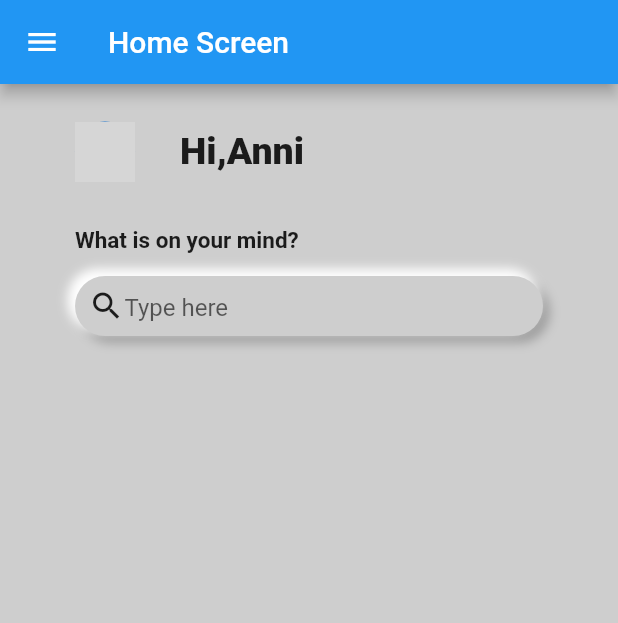
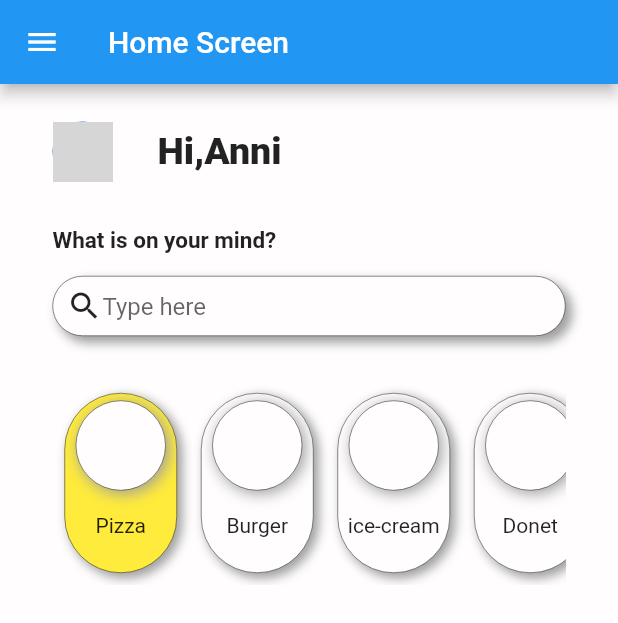
Before and after one commit to marhum438/practice, a Flutter app: the screen it shows after launch, on a phone screen of 412 x 824 dp. Shown: the top 623 px of the screen. Run offline on Flutter 3.47's test engine with Material 2 defaults, Android fonts, the phone set to English and light mode, and no system bars; drawn by our look-alikes of hidden_drawer_menu; our stand-ins replace carousel_slider; missing offline and left inert: enovatemarket; network calls fail; grey boxes are pictures that could not be loaded.

Commit message:
..............

```diff
--- a/lib/k_screens/hiddendrawer_screens/pages/home_page.dart
+++ b/lib/k_screens/hiddendrawer_screens/pages/home_page.dart
@@ -13,10 +13,10 @@ class _HomePageState extends State<HomePage> {
   @override
   Widget build(BuildContext context) {
     return Scaffold(
-      backgroundColor: Color.fromARGB(255, 206, 206, 206),
+      backgroundColor: Color.fromARGB(255, 255, 253, 253),
       drawer: Hiddendrawer(),
       body: Padding(
-        padding: EdgeInsets.symmetric(horizontal: 50.0, vertical: 25),
+        padding: EdgeInsets.symmetric(horizontal: 35.0, vertical: 25),
         child: Column(
           crossAxisAlignment: CrossAxisAlignment.start,
           children: [
@@ -50,7 +50,7 @@ class _HomePageState extends State<HomePage> {
               height: 40,
               width: double.infinity,
               decoration: BoxDecoration(
-                color:  Color.fromARGB(255, 206, 206, 206),
+                  color: Color.fromARGB(255, 255, 253, 253),
                   borderRadius: BorderRadius.circular(20),
                   boxShadow: [
                     BoxShadow(
@@ -58,14 +58,8 @@ class _HomePageState extends State<HomePage> {
                         offset: Offset(4.0, 4.0),
                         blurRadius: 5.0,
                         spreadRadius: 0.5),
-                    BoxShadow(
-                        color: Colors.white,
-                        offset: Offset(-4.0, -4.0),
-                        blurRadius: 5.0,
-                        spreadRadius: 1.0)
                   ],
-                //  border: Border.all(width: 2, color: Colors.yellow)
-                  ),
+                  border: Border.all(width: 0.3, color: Colors.black)),
               child: Padding(
                 padding: const EdgeInsets.symmetric(horizontal: 9.0),
                 child: Row(
@@ -84,9 +78,78 @@ class _HomePageState extends State<HomePage> {
             SizedBox(
               height: 30,
             ),
+            SingleChildScrollView(
+              scrollDirection: Axis.horizontal,
+              child: Row(
+                children: [
+                  stack("Pizza", Colors.yellow),
+                  stack("Burger", Color.fromARGB(255, 255, 253, 253)),
+                  stack("ice-cream", Color.fromARGB(255, 255, 253, 253)),
+                  stack("Donet", Color.fromARGB(255, 255, 253, 253)),
+
+
+                  stack("Burger", Color.fromARGB(255, 255, 253, 253)),
+                  stack("ice-cream", Color.fromARGB(255, 255, 253, 253)),
+                  stack("Donet", Color.fromARGB(255, 255, 253, 253)),
+                ],
+              ),
+            ),
           ],
         ),
       ),
     );
   }
 }
+
+Widget stack(var text, var color) {
+  return Padding(
+    padding: const EdgeInsets.all(8.0),
+    child: Stack(
+      children: [
+        Container(
+          height: 120,
+          width: 75,
+          decoration: BoxDecoration(
+              border: Border.all(width: 0.3, color: Colors.black),
+              borderRadius: BorderRadius.circular(50),
+              color: color,
+              boxShadow: [
+                BoxShadow(
+                    color: Colors.grey.shade500,
+                    offset: Offset(3.0, 3.0),
+                    blurRadius: 5.0,
+                    spreadRadius: 0.5),
+              ]),
+        ),
+        Positioned(
+          top: 5,
+          //bottom: 9,
+          child: Column(
+            mainAxisAlignment: MainAxisAlignment.spaceEvenly,
+            children: [
+              Container(
+                height: 60,
+                width: 75,
+                decoration: BoxDecoration(
+                    border: Border.all(width: 0.3, color: Colors.black),
+                    shape: BoxShape.circle,
+                    color: Color.fromARGB(255, 255, 253, 253),
+                    boxShadow: [
+                      BoxShadow(
+                          color: Colors.grey.shade500,
+                          offset: Offset(2.0, 2.0),
+                          blurRadius: 8.0,
+                          spreadRadius: 0.2),
+                    ]),
+              ),
+              SizedBox(
+                height: 15,
+              ),
+              Text(text)
+            ],
+          ),
+        ),
+      ],
+    ),
+  );
+}
--- a/lib/main.dart
+++ b/lib/main.dart
@@ -17,7 +17,7 @@ class _MyAppState extends State<MyApp> {
   @override
   Widget build(BuildContext context) {
     return MaterialApp(
-      theme: ThemeData(canvasColor: Color.fromARGB(255, 206, 206, 206),),
+      theme: ThemeData(canvasColor: Color.fromARGB(255, 255, 253, 253),),
 home: Hiddendrawer(),
     );
   }
```
